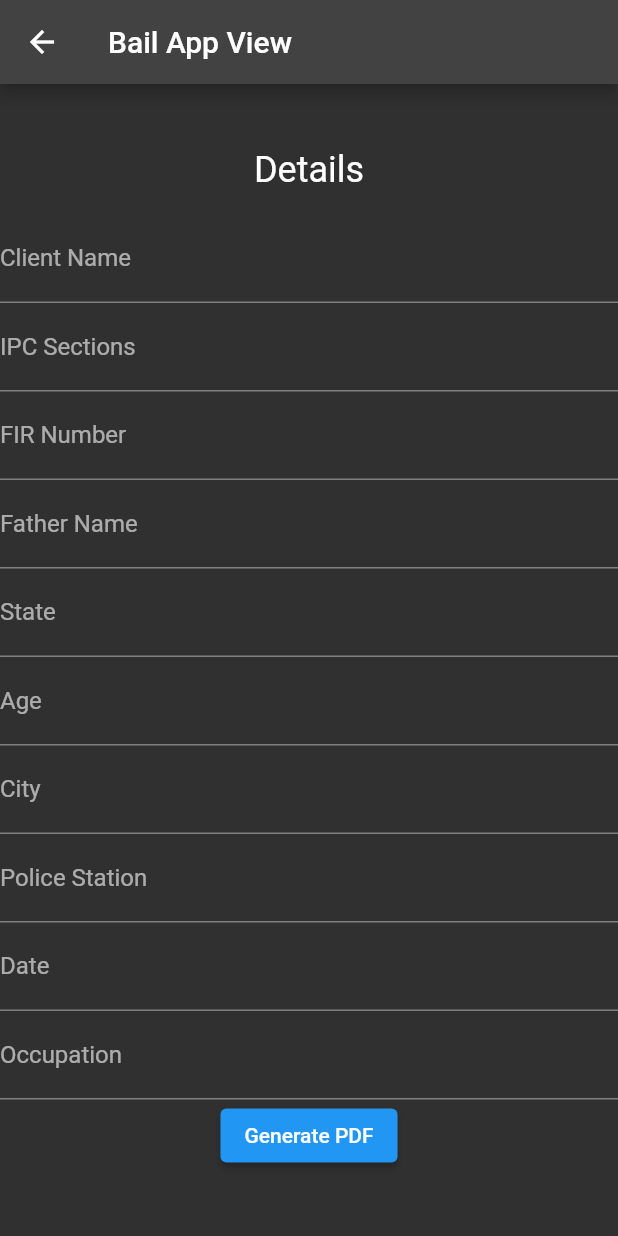
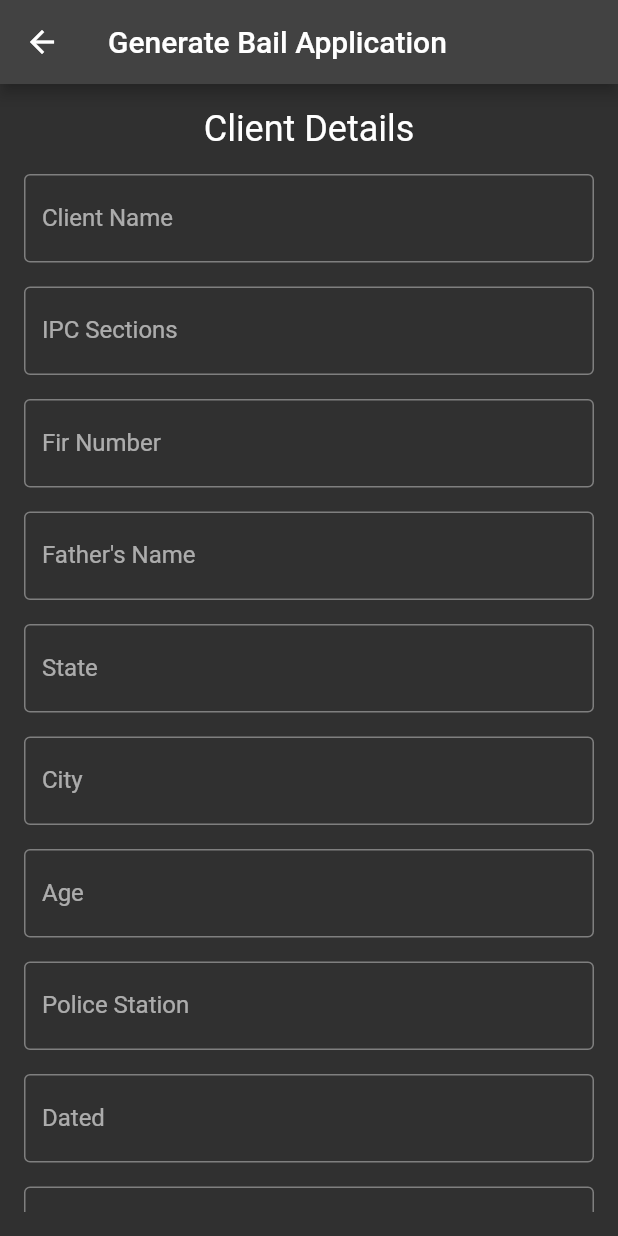
Before and after one commit to drowsy-coder/Nyaya-Sahaya, a Flutter app: the BailAppView screen opened directly, on a phone screen of 412 x 824 dp. Run offline on Flutter 3.47's test engine with Material 2 defaults, Android fonts, the phone set to English and light mode, and no system bars; our stand-ins replace bubble, cloud_firestore, date_field, file_picker, firebase_auth, firebase_core and 4 more; missing offline and left inert: dialogflow_flutter, read_pdf_text, text2pdf; accounts and stored records are empty; project files that could hold a hidden picture were left out.

Commit message:
modified add bail method

```diff
--- a/lib/main.dart
+++ b/lib/main.dart
@@ -4,7 +4,6 @@ import 'package:firebase_core/firebase_core.dart';
 import 'package:law/screens/stakeholders/client/client_screen.dart';
 import 'package:law/screens/stakeholders/lawyer/lawyer_screen.dart';
 import 'firebase_options.dart';
-import 'screens/login/login_page.dart';
 
 void main() async {
   WidgetsFlutterBinding.ensureInitialized();
@@ -30,7 +29,7 @@ class _MyAppState extends State<MyApp> {
     return MaterialApp(
       title: 'Firebase Login',
       theme: ThemeData.dark(),
-      home: ClientScreen(),
+      home: LawyerScreen(),
       debugShowCheckedModeBanner: false,
     );
   }
--- a/lib/screens/stakeholders/client/client_lawyer_map.dart
+++ b/lib/screens/stakeholders/client/client_lawyer_map.dart
@@ -1,5 +1,4 @@
 // ignore_for_file: deprecated_member_use
-
 import 'dart:async';
 import 'dart:ui' as ui;
 import 'package:flutter/material.dart';
--- a/lib/screens/stakeholders/lawyer/bail_app.dart
+++ b/lib/screens/stakeholders/lawyer/bail_app.dart
@@ -89,14 +89,12 @@ Dated: $dated
 
     if (content.isNotEmpty) {
       await Text2Pdf.generatePdf(content);
-      // Display a snackbar indicating PDF creation
       ScaffoldMessenger.of(context).showSnackBar(
         const SnackBar(
           content: Text('PDF generated successfully!'),
         ),
       );
     } else {
-      // Display a snackbar if content is empty
       ScaffoldMessenger.of(context).showSnackBar(
         const SnackBar(
           content: Text('Content cannot be empty for PDF generation.'),
@@ -109,15 +107,16 @@ Dated: $dated
   Widget build(BuildContext context) {
     return Scaffold(
       appBar: AppBar(
-        title: Text('Bail App View'),
+        title: const Text('Generate Bail Application'),
       ),
-      body: Center(
-        child: Column(
-          mainAxisAlignment: MainAxisAlignment.center,
+      body: Padding(
+        padding: const EdgeInsets.all(16.0),
+        child: ListView(
           children: <Widget>[
             const Text(
-              'Details',
+              'Client Details',
               style: TextStyle(fontSize: 24.0),
+              textAlign: TextAlign.center,
             ),
             const SizedBox(height: 16.0),
             Form(
@@ -125,7 +124,10 @@ Dated: $dated
               child: Column(
                 children: [
                   TextFormField(
-                    decoration: const InputDecoration(labelText: 'Client Name'),
+                    decoration: const InputDecoration(
+                      labelText: 'Client Name',
+                      border: OutlineInputBorder(),
+                    ),
                     validator: (value) {
                       if (value == null || value.isEmpty) {
                         return 'Please enter client name';
@@ -136,9 +138,12 @@ Dated: $dated
                       clientName = value!;
                     },
                   ),
+                  const SizedBox(height: 16.0),
                   TextFormField(
-                    decoration:
-                        const InputDecoration(labelText: 'IPC Sections'),
+                    decoration: const InputDecoration(
+                      labelText: 'IPC Sections',
+                      border: OutlineInputBorder(),
+                    ),
                     validator: (value) {
                       if (value == null || value.isEmpty) {
                         return 'Please enter IPC sections';
@@ -149,11 +154,15 @@ Dated: $dated
                       ipcSections = value!;
                     },
                   ),
+                  const SizedBox(height: 16.0),
                   TextFormField(
-                    decoration: const InputDecoration(labelText: 'FIR Number'),
+                    decoration: const InputDecoration(
+                      labelText: 'Fir Number',
+                      border: OutlineInputBorder(),
+                    ),
                     validator: (value) {
                       if (value == null || value.isEmpty) {
-                        return 'Please enter FIR number';
+                        return 'Please enter FIR Number';
                       }
                       return null;
                     },
@@ -161,11 +170,15 @@ Dated: $dated
                       firNumber = value!;
                     },
                   ),
+                  const SizedBox(height: 16.0),
                   TextFormField(
-                    decoration: const InputDecoration(labelText: 'Father Name'),
+                    decoration: const InputDecoration(
+                      labelText: 'Father\'s Name',
+                      border: OutlineInputBorder(),
+                    ),
                     validator: (value) {
                       if (value == null || value.isEmpty) {
-                        return 'Please enter Father name';
+                        return 'Please enter Father\'s name';
                       }
                       return null;
                     },
@@ -173,11 +186,15 @@ Dated: $dated
                       father = value!;
                     },
                   ),
+                  const SizedBox(height: 16.0),
                   TextFormField(
-                    decoration: const InputDecoration(labelText: 'State'),
+                    decoration: const InputDecoration(
+                      labelText: 'State',
+                      border: OutlineInputBorder(),
+                    ),
                     validator: (value) {
                       if (value == null || value.isEmpty) {
-                        return 'Please enter the State';
+                        return 'Please enter State';
                       }
                       return null;
                     },
@@ -185,11 +202,31 @@ Dated: $dated
                       state = value!;
                     },
                   ),
+                  const SizedBox(height: 16.0),
                   TextFormField(
-                    decoration: InputDecoration(labelText: 'Age'),
+                    decoration: const InputDecoration(
+                      labelText: 'City',
+                      border: OutlineInputBorder(),
+                    ),
                     validator: (value) {
                       if (value == null || value.isEmpty) {
-                        return 'Please enter Age of bailee';
+                        return 'Please enter City';
+                      }
+                      return null;
+                    },
+                    onSaved: (value) {
+                      city = value!;
+                    },
+                  ),
+                  const SizedBox(height: 16.0),
+                  TextFormField(
+                    decoration: const InputDecoration(
+                      labelText: 'Age',
+                      border: OutlineInputBorder(),
+                    ),
+                    validator: (value) {
+                      if (value == null || value.isEmpty) {
+                        return 'Please enter Age';
                       }
                       return null;
                     },
@@ -197,23 +234,15 @@ Dated: $dated
                       age = value!;
                     },
                   ),
+                  const SizedBox(height: 16.0),
                   TextFormField(
-                    decoration: InputDecoration(labelText: 'City'),
+                    decoration: const InputDecoration(
+                      labelText: 'Police Station',
+                      border: OutlineInputBorder(),
+                    ),
                     validator: (value) {
                       if (value == null || value.isEmpty) {
-                        return 'Please enter the City';
-                      }
-                      return null;
-                    },
-                    onSaved: (value) {
-                      city = value!;
-                    },
-                  ),
-                  TextFormField(
-                    decoration: InputDecoration(labelText: 'Police Station'),
-                    validator: (value) {
-                      if (value == null || value.isEmpty) {
-                        return 'Please enter the PS';
+                        return 'Please enter Police Station';
                       }
                       return null;
                     },
@@ -221,11 +250,15 @@ Dated: $dated
                       pS = value!;
                     },
                   ),
+                  const SizedBox(height: 16.0),
                   TextFormField(
-                    decoration: InputDecoration(labelText: 'Date'),
+                    decoration: const InputDecoration(
+                      labelText: 'Dated',
+                      border: OutlineInputBorder(),
+                    ),
                     validator: (value) {
                       if (value == null || value.isEmpty) {
-                        return 'Please enter the Date';
+                        return 'Please enter Date';
                       }
                       return null;
                     },
@@ -233,18 +266,23 @@ Dated: $dated
                       dated = value!;
                     },
                   ),
+                  const SizedBox(height: 16.0),
                   TextFormField(
-                    decoration: InputDecoration(labelText: 'Occupation'),
+                    decoration: const InputDecoration(
+                      labelText: 'OCC',
+                      border: OutlineInputBorder(),
+                    ),
                     validator: (value) {
                       if (value == null || value.isEmpty) {
-                        return 'Please enter the Occupation';
+                        return 'Please enter IPC sections';
                       }
                       return null;
                     },
                     onSaved: (value) {
-                      occ = value!;
+                      ipcSections = value!;
                     },
                   ),
+                  const SizedBox(height: 16.0),
                   ElevatedButton(
                     onPressed: () {
                       if (_formKey.currentState!.validate()) {
@@ -253,7 +291,7 @@ Dated: $dated
                             father, state, age, city, pS, dated, occ);
                       }
                     },
-                    child: Text('Generate PDF'),
+                    child: const Text('Generate PDF'),
                   ),
                 ],
               ),
```
Also changed, not shown: lib/screens/stakeholders/lawyer/add_case.dart (+11 -18 lines).
